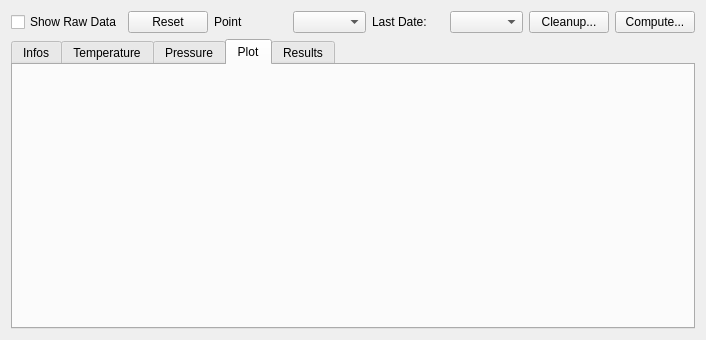
The window that molonari_data/molonaviz/datapointview.ui (leamailhol/MOLO-projet-interface) describes before a commit, drawn with Qt 5.
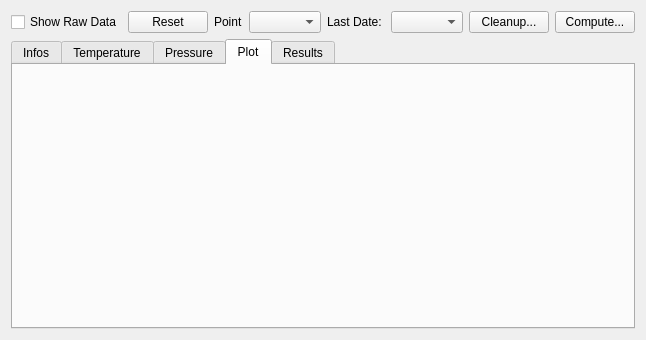
The same window after the commit. The open tabs and pages were chosen to show the change. Icons and pictures are not drawn.

Commit message: ajout des labels

Diff of the .ui file:
```diff
--- a/molonari_data/molonaviz/datapointview.ui
+++ b/molonari_data/molonaviz/datapointview.ui
@@ -6,7 +6,7 @@
    <rect>
     <x>0</x>
     <y>0</y>
-    <width>706</width>
+    <width>447</width>
     <height>340</height>
    </rect>
   </property>
```
Left out of the diff: 24 changed lines with no effect on the pictures.
